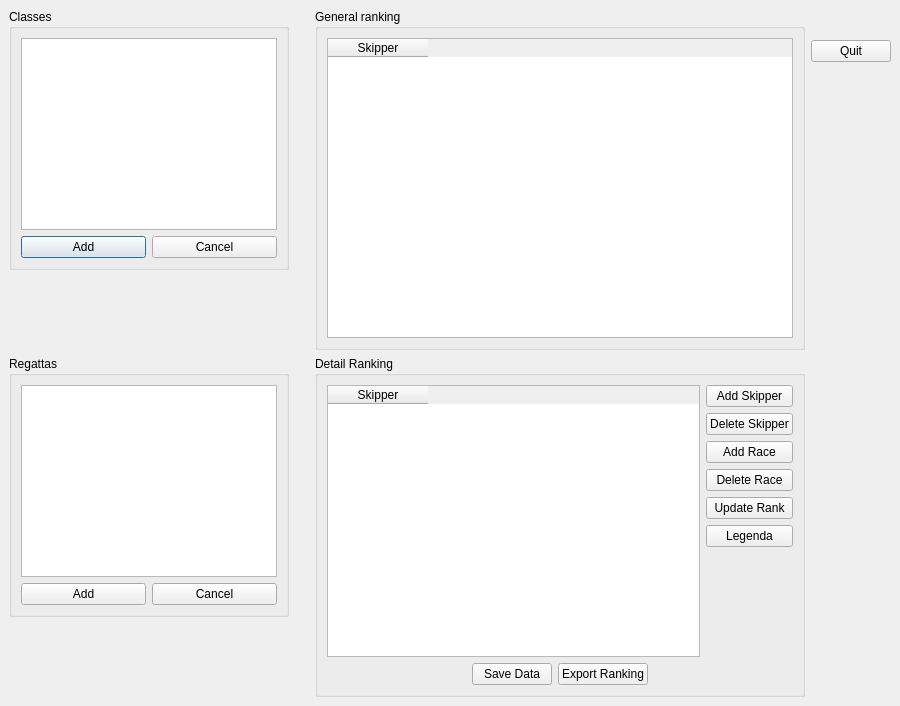
First picture: the form in classifiche/main_win.ui, repository BackupTheBerlios/sailforlinux-svn, before the edit.
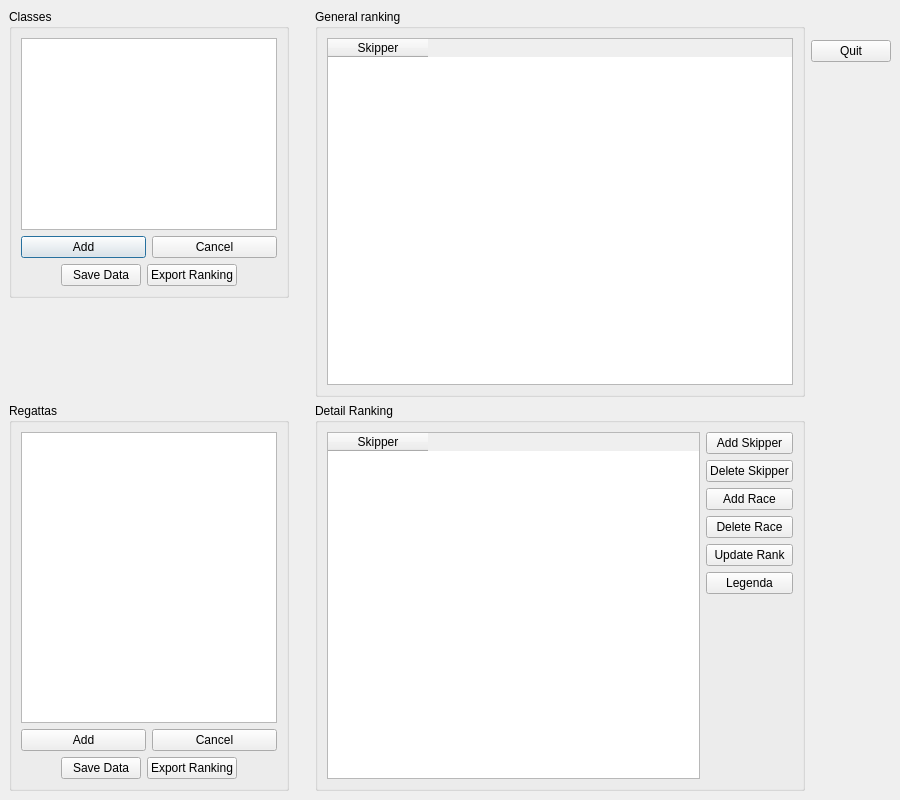
Second picture: the form after the edit.

Commit message: Added the export and save function also to the general ranking and implemented the export (pdf, html, blg) Updated both the todo

```diff
--- a/classifiche/main_win.ui
+++ b/classifiche/main_win.ui
@@ -9,7 +9,7 @@
     <x>0</x>
     <y>0</y>
     <width>900</width>
-    <height>706</height>
+    <height>800</height>
    </rect>
   </property>
   <property name="windowTitle" >
@@ -116,6 +116,56 @@
               </item>
              </layout>
             </item>
+            <item>
+             <layout class="QHBoxLayout" >
+              <property name="margin" >
+               <number>0</number>
+              </property>
+              <property name="spacing" >
+               <number>6</number>
+              </property>
+              <item>
+               <spacer>
+                <property name="orientation" >
+                 <enum>Qt::Horizontal</enum>
+                </property>
+                <property name="sizeHint" >
+                 <size>
+                  <width>40</width>
+                  <height>20</height>
+                 </size>
+                </property>
+               </spacer>
+              </item>
+              <item>
+               <widget class="QPushButton" name="B_SaveClassRank" >
+                <property name="text" >
+                 <string>Save Data</string>
+                </property>
+               </widget>
+              </item>
+              <item>
+               <widget class="QPushButton" name="B_ExportClassRank" >
+                <property name="text" >
+                 <string>Export Ranking</string>
+                </property>
+               </widget>
+              </item>
+              <item>
+               <spacer>
+                <property name="orientation" >
+                 <enum>Qt::Horizontal</enum>
+                </property>
+                <property name="sizeHint" >
+                 <size>
+                  <width>40</width>
+                  <height>20</height>
+                 </size>
+                </property>
+               </spacer>
+              </item>
+             </layout>
+            </item>
            </layout>
           </widget>
          </item>
@@ -126,8 +176,26 @@
            </property>
            <property name="sizeHint" >
             <size>
+             <width>276</width>
+             <height>75</height>
+            </size>
+           </property>
+          </spacer>
+         </item>
+        </layout>
+       </item>
+       <item>
+        <spacer>
+         <property name="orientation" >
+          <enum>Qt::Horizontal</enum>
+         </property>
+         <property name="sizeType" >
+          <enum>QSizePolicy::Fixed</enum>
+         </property>
+         <property name="sizeHint" >
+          <size>
              <width>20</width>
-             <height>40</height>
+           <height>342</height>
             </size>
            </property>
           </spacer>
@@ -135,21 +203,151 @@
         </layout>
        </item>
        <item>
+      <layout class="QHBoxLayout" >
+       <property name="margin" >
+        <number>0</number>
+       </property>
+       <property name="spacing" >
+        <number>6</number>
+       </property>
+       <item>
+        <layout class="QVBoxLayout" >
+         <property name="margin" >
+          <number>0</number>
+         </property>
+         <property name="spacing" >
+          <number>6</number>
+         </property>
+         <item>
+          <widget class="QGroupBox" name="groupBox_2" >
+           <property name="sizePolicy" >
+            <sizepolicy>
+             <hsizetype>0</hsizetype>
+             <vsizetype>5</vsizetype>
+             <horstretch>0</horstretch>
+             <verstretch>0</verstretch>
+            </sizepolicy>
+           </property>
+           <property name="title" >
+            <string>Regattas</string>
+           </property>
+           <layout class="QVBoxLayout" >
+            <property name="margin" >
+             <number>9</number>
+            </property>
+            <property name="spacing" >
+             <number>6</number>
+            </property>
+            <item>
+             <widget class="QListWidget" name="L_Regattas" />
+            </item>
+            <item>
+             <layout class="QHBoxLayout" >
+              <property name="margin" >
+               <number>0</number>
+              </property>
+              <property name="spacing" >
+               <number>6</number>
+              </property>
+              <item>
+               <widget class="QPushButton" name="B_AddRegatta" >
+                <property name="text" >
+                 <string>Add</string>
+                </property>
+               </widget>
+              </item>
+              <item>
+               <widget class="QPushButton" name="B_CancelRegatta" >
+                <property name="text" >
+                 <string>Cancel</string>
+                </property>
+               </widget>
+              </item>
+             </layout>
+            </item>
+            <item>
+             <layout class="QHBoxLayout" >
+              <property name="margin" >
+               <number>0</number>
+              </property>
+              <property name="spacing" >
+               <number>6</number>
+              </property>
+              <item>
         <spacer>
          <property name="orientation" >
           <enum>Qt::Horizontal</enum>
          </property>
+                <property name="sizeHint" >
+                 <size>
+                  <width>40</width>
+                  <height>20</height>
+                 </size>
+                </property>
+               </spacer>
+              </item>
+              <item>
+               <widget class="QPushButton" name="B_SaveRegattaRank" >
+                <property name="text" >
+                 <string>Save Data</string>
+                </property>
+               </widget>
+              </item>
+              <item>
+               <widget class="QPushButton" name="B_ExportRegattaRank" >
+                <property name="text" >
+                 <string>Export Ranking</string>
+                </property>
+               </widget>
+              </item>
+              <item>
+               <spacer>
+                <property name="orientation" >
+                 <enum>Qt::Horizontal</enum>
+                </property>
+                <property name="sizeHint" >
+                 <size>
+                  <width>40</width>
+                  <height>20</height>
+                 </size>
+                </property>
+               </spacer>
+              </item>
+             </layout>
+            </item>
+           </layout>
+          </widget>
+         </item>
+        </layout>
+       </item>
+       <item>
+        <spacer>
+         <property name="orientation" >
+          <enum>Qt::Horizontal</enum>
+         </property>
          <property name="sizeType" >
           <enum>QSizePolicy::Fixed</enum>
          </property>
          <property name="sizeHint" >
           <size>
            <width>20</width>
-           <height>327</height>
+           <height>341</height>
           </size>
          </property>
         </spacer>
        </item>
+      </layout>
+     </item>
+    </layout>
+   </item>
+   <item>
+    <layout class="QVBoxLayout" >
+     <property name="margin" >
+      <number>0</number>
+     </property>
+     <property name="spacing" >
+      <number>6</number>
+     </property>
        <item>
         <widget class="QGroupBox" name="groupBox_3" >
          <property name="title" >
@@ -186,105 +384,6 @@
          </layout>
         </widget>
        </item>
-      </layout>
-     </item>
-     <item>
-      <layout class="QHBoxLayout" >
-       <property name="margin" >
-        <number>0</number>
-       </property>
-       <property name="spacing" >
-        <number>6</number>
-       </property>
-       <item>
-        <layout class="QVBoxLayout" >
-         <property name="margin" >
-          <number>0</number>
-         </property>
-         <property name="spacing" >
-          <number>6</number>
-         </property>
-         <item>
-          <widget class="QGroupBox" name="groupBox_2" >
-           <property name="sizePolicy" >
-            <sizepolicy>
-             <hsizetype>0</hsizetype>
-             <vsizetype>0</vsizetype>
-             <horstretch>0</horstretch>
-             <verstretch>0</verstretch>
-            </sizepolicy>
-           </property>
-           <property name="title" >
-            <string>Regattas</string>
-           </property>
-           <layout class="QVBoxLayout" >
-            <property name="margin" >
-             <number>9</number>
-            </property>
-            <property name="spacing" >
-             <number>6</number>
-            </property>
-            <item>
-             <widget class="QListWidget" name="L_Regattas" />
-            </item>
-            <item>
-             <layout class="QHBoxLayout" >
-              <property name="margin" >
-               <number>0</number>
-              </property>
-              <property name="spacing" >
-               <number>6</number>
-              </property>
-              <item>
-               <widget class="QPushButton" name="B_AddRegatta" >
-                <property name="text" >
-                 <string>Add</string>
-                </property>
-               </widget>
-              </item>
-              <item>
-               <widget class="QPushButton" name="B_CancelRegatta" >
-                <property name="text" >
-                 <string>Cancel</string>
-                </property>
-               </widget>
-              </item>
-             </layout>
-            </item>
-           </layout>
-          </widget>
-         </item>
-         <item>
-          <spacer>
-           <property name="orientation" >
-            <enum>Qt::Vertical</enum>
-           </property>
-           <property name="sizeHint" >
-            <size>
-             <width>20</width>
-             <height>40</height>
-            </size>
-           </property>
-          </spacer>
-         </item>
-        </layout>
-       </item>
-       <item>
-        <spacer>
-         <property name="orientation" >
-          <enum>Qt::Horizontal</enum>
-         </property>
-         <property name="sizeType" >
-          <enum>QSizePolicy::Fixed</enum>
-         </property>
-         <property name="sizeHint" >
-          <size>
-           <width>20</width>
-           <height>326</height>
-          </size>
-         </property>
-        </spacer>
-       </item>
        <item>
         <widget class="QGroupBox" name="groupBox_4" >
          <property name="title" >
@@ -387,60 +486,8 @@
             </item>
            </layout>
           </item>
-          <item>
-           <layout class="QHBoxLayout" >
-            <property name="margin" >
-             <number>0</number>
-            </property>
-            <property name="spacing" >
-             <number>6</number>
-            </property>
-            <item>
-             <spacer>
-              <property name="orientation" >
-               <enum>Qt::Horizontal</enum>
-              </property>
-              <property name="sizeHint" >
-               <size>
-                <width>40</width>
-                <height>20</height>
-               </size>
-              </property>
-             </spacer>
-            </item>
-            <item>
-             <widget class="QPushButton" name="B_SaveData" >
-              <property name="text" >
-               <string>Save Data</string>
-              </property>
-             </widget>
-            </item>
-            <item>
-             <widget class="QPushButton" name="B_ExportPDF" >
-              <property name="text" >
-               <string>Export Ranking</string>
-              </property>
-             </widget>
-            </item>
-            <item>
-             <spacer>
-              <property name="orientation" >
-               <enum>Qt::Horizontal</enum>
-              </property>
-              <property name="sizeHint" >
-               <size>
-                <width>40</width>
-                <height>20</height>
-               </size>
-              </property>
-             </spacer>
-            </item>
-           </layout>
-          </item>
-         </layout>
-        </widget>
-       </item>
-      </layout>
+       </layout>
+      </widget>
      </item>
     </layout>
    </item>
```
Lines whose indentation alone changed are shown as unchanged. The commit also changes 9 other files.
